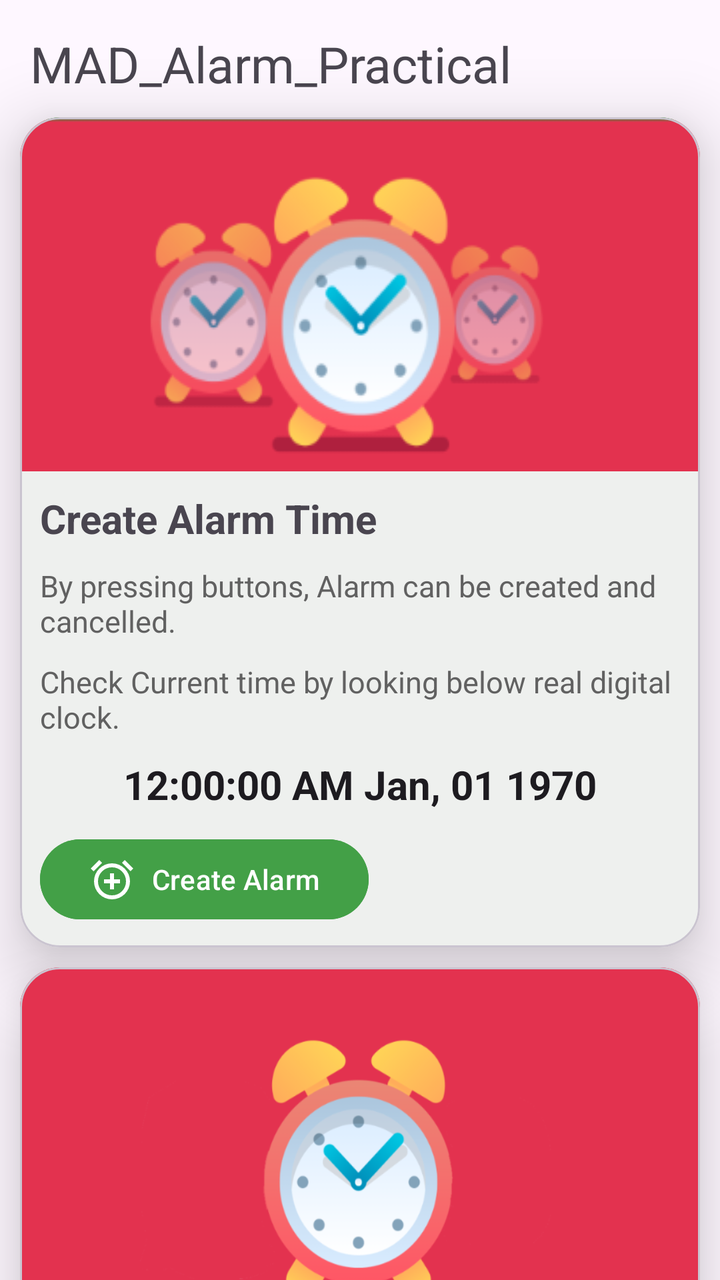
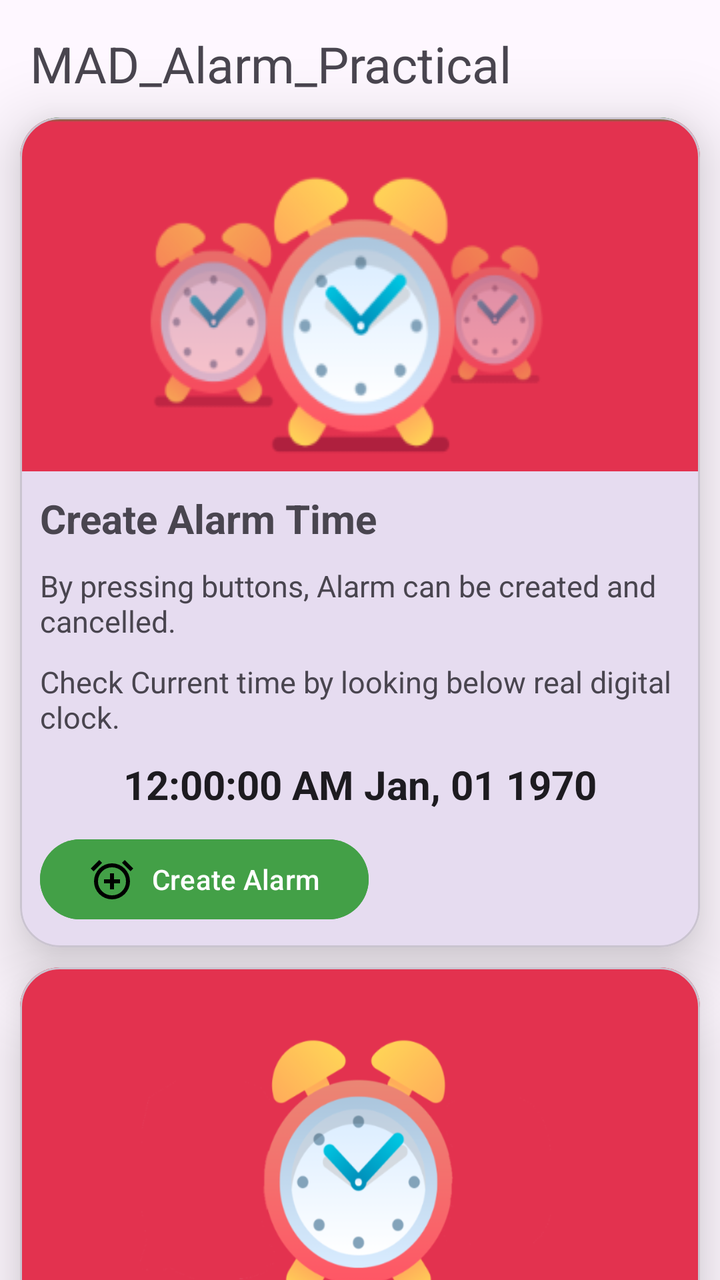

Two renders of the same Android screen: before a commit and after it. Below are the layout's source before the change and the commit's diff.
<!-- AndroidManifest.xml: application theme Theme._24012011026_MAD_Practical4 -->
<!-- res/layout/activity_main.xml -->
<?xml version="1.0" encoding="utf-8"?>
<androidx.constraintlayout.widget.ConstraintLayout xmlns:android="http://schemas.android.com/apk/res/android"
    xmlns:app="http://schemas.android.com/apk/res-auto"
    xmlns:tools="http://schemas.android.com/tools"
    android:id="@+id/main"
    android:layout_width="match_parent"
    android:layout_height="match_parent"
    tools:context=".MainActivity">

    <androidx.core.widget.NestedScrollView
        android:layout_width="match_parent"
        android:layout_height="match_parent"
        app:layout_constraintBottom_toTopOf="parent"
        app:layout_constraintEnd_toStartOf="parent"
        app:layout_constraintStart_toStartOf="parent"
        app:layout_constraintTop_toTopOf="parent">

        <androidx.constraintlayout.widget.ConstraintLayout
            android:layout_width="match_parent"
            android:layout_height="wrap_content">

            <TextView
                android:id="@+id/MAD_Pr"
                android:layout_width="match_parent"
                android:layout_height="wrap_content"
                android:text="MAD_Alarm_Practical"
                android:textSize="25dp"
                android:layout_margin="15dp"
                app:layout_constraintStart_toStartOf="parent"
                app:layout_constraintTop_toTopOf="parent">

            </TextView>

            <com.google.android.material.card.MaterialCardView
                android:id="@+id/card1"
                android:layout_width="match_parent"
                android:layout_height="wrap_content"
                android:layout_margin="10dp"
                app:cardCornerRadius="20dp"
                app:cardElevation="20dp"
                android:backgroundTint="#EEF0EE"
                app:layout_constraintTop_toBottomOf="@id/MAD_Pr">

                <androidx.constraintlayout.widget.ConstraintLayout
                    android:layout_width="match_parent"
                    android:layout_height="wrap_content"
                    android:layout_marginBottom="10dp">

                    <ImageView
                        android:id="@+id/clock"
                        android:layout_width="match_parent"
                        android:layout_height="wrap_content"
                        android:scaleType="fitXY"
                        android:src="@drawable/alarm_photo"
                        app:layout_constraintTop_toTopOf="parent">

                    </ImageView>

                    <TextView
                        android:id="@+id/txt1"
                        android:layout_width="match_parent"
                        android:layout_height="wrap_content"
                        android:layout_margin="10dp"
                        android:text="Create Alarm Time"
                        android:textSize="20dp"
                        android:textStyle="bold"
                        app:layout_constraintTop_toBottomOf="@id/clock">

                    </TextView>

                    <TextView
                        android:id="@+id/txt2"
                        android:layout_width="match_parent"
                        android:layout_height="wrap_content"
                        android:layout_margin="10dp"
                        android:textColor="#616161"
                        android:textSize="15dp"
                        android:text="By pressing buttons, Alarm can be created and cancelled."
                        app:layout_constraintTop_toBottomOf="@id/txt1">

                    </TextView>

                    <TextView
                        android:id="@+id/txt3"
                        android:layout_width="match_parent"
                        android:layout_height="wrap_content"
                        android:layout_margin="10dp"
                        android:textColor="#616161"
                        android:textSize="15sp"
                        android:text="Check Current time by looking below real digital clock."
                        app:layout_constraintTop_toBottomOf="@id/txt2">

                    </TextView>

                    <TextClock
                        android:id="@+id/Time1"
                        android:layout_width="match_parent"
                        android:layout_height="wrap_content"
                        android:format12Hour="hh:mm:ss a MMM, dd yyyy"
                        android:layout_margin="10dp"
                        android:textSize="20sp"
                        android:textStyle="bold"
                        android:gravity="center"
                        app:layout_constraintTop_toBottomOf="@id/txt3">

                    </TextClock>

                    <Button
                        android:id="@+id/CreateAlarm"
                        android:layout_width="wrap_content"
                        android:layout_height="wrap_content"
                        android:backgroundTint="#43A047"
                        android:layout_marginTop="10dp"
                        android:drawableLeft="@drawable/outline_alarm_add_24"
                        android:drawableTint="@color/white"
                        android:text="Create Alarm"
                        app:layout_constraintStart_toStartOf="@id/txt3"
                        app:layout_constraintTop_toBottomOf="@id/Time1">

                    </Button>

                </androidx.constraintlayout.widget.ConstraintLayout>

            </com.google.android.material.card.MaterialCardView>

            <com.google.android.material.card.MaterialCardView
                android:id="@+id/card2"
                android:layout_width="match_parent"
                android:layout_height="wrap_content"
                android:layout_margin="10dp"
                app:cardCornerRadius="20dp"
                app:cardElevation="20dp"
                android:backgroundTint="#EEF0EE"
                app:layout_constraintTop_toBottomOf="@id/card1"
                app:layout_constraintBottom_toBottomOf="parent">

                <androidx.constraintlayout.widget.ConstraintLayout
                    android:layout_width="match_parent"
                    android:layout_height="wrap_content"
                    android:layout_marginBottom="10dp">

                    <ImageView
                        android:id="@+id/clock1"
                        android:layout_width="match_parent"
                        android:layout_height="180dp"
                        android:scaleType="fitXY"
                        android:src="@drawable/alarm_photo2"
                        app:layout_constraintTop_toTopOf="parent">

                    </ImageView>

                    <TextView
                        android:id="@+id/txt4"
                        android:layout_width="match_parent"
                        android:layout_height="wrap_content"
                        android:layout_margin="10dp"
                        android:text="Set Alarm Time:"
                        android:textSize="20sp"
                        android:textStyle="bold"
                        android:gravity="center"
                        app:layout_constraintTop_toBottomOf="@id/clock1">

                    </TextView>

                    <TextClock
                        android:id="@+id/Time2"
                        android:layout_width="match_parent"
                        android:layout_height="wrap_content"
                        android:format12Hour="hh:mm:ss a"
                        android:layout_margin="5dp"
                        android:textSize="20sp"
                        android:textStyle="bold"
                        android:gravity="center"
                        app:layout_constraintTop_toBottomOf="@id/txt4">

                    </TextClock>

                    <Button
                        android:id="@+id/CancelAlarm"
                        android:layout_width="wrap_content"
                        android:layout_height="wrap_content"
                        android:backgroundTint="#43A047"
                        android:layout_marginHorizontal="10dp"
                        android:drawableLeft="@drawable/baseline_alarm_off_24"
                        android:drawableTint="@color/white"
                        android:text="Cancel Alarm"
                        app:layout_constraintStart_toStartOf="@id/txt4"
                        app:layout_constraintTop_toBottomOf="@id/Time2">

                    </Button>

                </androidx.constraintlayout.widget.ConstraintLayout>

            </com.google.android.material.card.MaterialCardView>

        </androidx.constraintlayout.widget.ConstraintLayout>

    </androidx.core.widget.NestedScrollView>

</androidx.constraintlayout.widget.ConstraintLayout>
<!-- resources referenced by this layout -->
<resources>
  <color name="white">#FFFFFFFF</color>
  <!-- drawable alarm_photo: png bitmap (drawable, 26039 bytes) -->
  <!-- drawable alarm_photo2: png bitmap (drawable, 40271 bytes) -->
  <!-- drawable baseline_alarm_off_24 (drawable) -->
  <vector xmlns:android="http://schemas.android.com/apk/res/android" android:height="24dp" android:tint="#000000" android:viewportHeight="24" android:viewportWidth="24" android:width="24dp">
        
      <path android:fillColor="@android:color/white" android:pathData="M12,6c3.87,0 7,3.13 7,7 0,0.84 -0.16,1.65 -0.43,2.4l1.52,1.52c0.58,-1.19 0.91,-2.51 0.91,-3.92 0,-4.97 -4.03,-9 -9,-9 -1.41,0 -2.73,0.33 -3.92,0.91L9.6,6.43C10.35,6.16 11.16,6 12,6zM22,5.72l-4.6,-3.86 -1.29,1.53 4.6,3.86L22,5.72zM2.92,2.29L1.65,3.57 2.98,4.9l-1.11,0.93 1.42,1.42 1.11,-0.94 0.8,0.8C3.83,8.69 3,10.75 3,13c0,4.97 4.02,9 9,9 2.25,0 4.31,-0.83 5.89,-2.2l2.2,2.2 1.27,-1.27L3.89,3.27l-0.97,-0.98zM16.47,18.39C15.26,19.39 13.7,20 12,20c-3.87,0 -7,-3.13 -7,-7 0,-1.7 0.61,-3.26 1.61,-4.47l9.86,9.86zM8.02,3.28L6.6,1.86l-0.86,0.71 1.42,1.42 0.86,-0.71z"/>
      
  </vector>
  <!-- drawable outline_alarm_add_24 (drawable) -->
  <vector xmlns:android="http://schemas.android.com/apk/res/android" android:height="24dp" android:tint="#000000" android:viewportHeight="960" android:viewportWidth="960" android:width="24dp">
        
      <path android:fillColor="@android:color/white" android:pathData="M440,680L520,680L520,560L640,560L640,480L520,480L520,360L440,360L440,480L320,480L320,560L440,560L440,680ZM339.5,851.5Q274,823 225.5,774.5Q177,726 148.5,660.5Q120,595 120,520Q120,445 148.5,379.5Q177,314 225.5,265.5Q274,217 339.5,188.5Q405,160 480,160Q555,160 620.5,188.5Q686,217 734.5,265.5Q783,314 811.5,379.5Q840,445 840,520Q840,595 811.5,660.5Q783,726 734.5,774.5Q686,823 620.5,851.5Q555,880 480,880Q405,880 339.5,851.5ZM480,520Q480,520 480,520Q480,520 480,520Q480,520 480,520Q480,520 480,520Q480,520 480,520Q480,520 480,520Q480,520 480,520Q480,520 480,520ZM224,94L280,150L110,320L54,264L224,94ZM736,94L906,264L850,320L680,150L736,94ZM480,800Q597,800 678.5,718.5Q760,637 760,520Q760,403 678.5,321.5Q597,240 480,240Q363,240 281.5,321.5Q200,403 200,520Q200,637 281.5,718.5Q363,800 480,800Z"/>
      
  </vector>
  <style name="Theme._24012011026_MAD_Practical4" parent="Base.Theme._24012011026_MAD_Practical4" />
  <style name="Base.Theme._24012011026_MAD_Practical4" parent="Theme.Material3.DayNight.NoActionBar">
          
          
      </style>
</resources>

<!-- the commit's change to res/layout/activity_main.xml (unified diff, before → after) -->
@@ -9,11 +9,7 @@
 
     <androidx.core.widget.NestedScrollView
         android:layout_width="match_parent"
-        android:layout_height="match_parent"
-        app:layout_constraintBottom_toTopOf="parent"
-        app:layout_constraintEnd_toStartOf="parent"
-        app:layout_constraintStart_toStartOf="parent"
-        app:layout_constraintTop_toTopOf="parent">
+        android:layout_height="match_parent">
 
         <androidx.constraintlayout.widget.ConstraintLayout
             android:layout_width="match_parent"
@@ -24,9 +20,8 @@
                 android:layout_width="match_parent"
                 android:layout_height="wrap_content"
                 android:text="MAD_Alarm_Practical"
-                android:textSize="25dp"
+                android:textSize="25sp"
                 android:layout_margin="15dp"
-                app:layout_constraintStart_toStartOf="parent"
                 app:layout_constraintTop_toTopOf="parent">
 
             </TextView>
@@ -38,7 +33,6 @@
                 android:layout_margin="10dp"
                 app:cardCornerRadius="20dp"
                 app:cardElevation="20dp"
-                android:backgroundTint="#EEF0EE"
                 app:layout_constraintTop_toBottomOf="@id/MAD_Pr">
 
                 <androidx.constraintlayout.widget.ConstraintLayout
@@ -62,7 +56,7 @@
                         android:layout_height="wrap_content"
                         android:layout_margin="10dp"
                         android:text="Create Alarm Time"
-                        android:textSize="20dp"
+                        android:textSize="20sp"
                         android:textStyle="bold"
                         app:layout_constraintTop_toBottomOf="@id/clock">
 
@@ -73,8 +67,7 @@
                         android:layout_width="match_parent"
                         android:layout_height="wrap_content"
                         android:layout_margin="10dp"
-                        android:textColor="#616161"
-                        android:textSize="15dp"
+                        android:textSize="15sp"
                         android:text="By pressing buttons, Alarm can be created and cancelled."
                         app:layout_constraintTop_toBottomOf="@id/txt1">
 
@@ -85,7 +78,6 @@
                         android:layout_width="match_parent"
                         android:layout_height="wrap_content"
                         android:layout_margin="10dp"
-                        android:textColor="#616161"
                         android:textSize="15sp"
                         android:text="Check Current time by looking below real digital clock."
                         app:layout_constraintTop_toBottomOf="@id/txt2">
@@ -105,19 +97,18 @@
 
                     </TextClock>
 
-                    <Button
+                    <com.google.android.material.button.MaterialButton
                         android:id="@+id/CreateAlarm"
                         android:layout_width="wrap_content"
                         android:layout_height="wrap_content"
                         android:backgroundTint="#43A047"
                         android:layout_marginTop="10dp"
                         android:drawableLeft="@drawable/outline_alarm_add_24"
-                        android:drawableTint="@color/white"
                         android:text="Create Alarm"
                         app:layout_constraintStart_toStartOf="@id/txt3"
                         app:layout_constraintTop_toBottomOf="@id/Time1">
 
-                    </Button>
+                    </com.google.android.material.button.MaterialButton>
 
                 </androidx.constraintlayout.widget.ConstraintLayout>
 
@@ -130,9 +121,7 @@
                 android:layout_margin="10dp"
                 app:cardCornerRadius="20dp"
                 app:cardElevation="20dp"
-                android:backgroundTint="#EEF0EE"
-                app:layout_constraintTop_toBottomOf="@id/card1"
-                app:layout_constraintBottom_toBottomOf="parent">
+                app:layout_constraintTop_toBottomOf="@id/card1">
 
                 <androidx.constraintlayout.widget.ConstraintLayout
                     android:layout_width="match_parent"
@@ -175,19 +164,17 @@
 
                     </TextClock>
 
-                    <Button
+                    <com.google.android.material.button.MaterialButton
                         android:id="@+id/CancelAlarm"
                         android:layout_width="wrap_content"
                         android:layout_height="wrap_content"
                         android:backgroundTint="#43A047"
-                        android:layout_marginHorizontal="10dp"
                         android:drawableLeft="@drawable/baseline_alarm_off_24"
-                        android:drawableTint="@color/white"
                         android:text="Cancel Alarm"
                         app:layout_constraintStart_toStartOf="@id/txt4"
                         app:layout_constraintTop_toBottomOf="@id/Time2">
 
-                    </Button>
+                    </com.google.android.material.button.MaterialButton>
 
                 </androidx.constraintlayout.widget.ConstraintLayout>
 
<!-- resource entries referenced after the edit -->
@@ -1,6 +1,5 @@
 <!-- resources referenced by this layout -->
 <resources>
-  <color name="white">#FFFFFFFF</color>
   <!-- drawable alarm_photo: png bitmap (drawable, 26039 bytes) -->
   <!-- drawable alarm_photo2: png bitmap (drawable, 40271 bytes) -->
   <!-- drawable baseline_alarm_off_24 (drawable) -->
